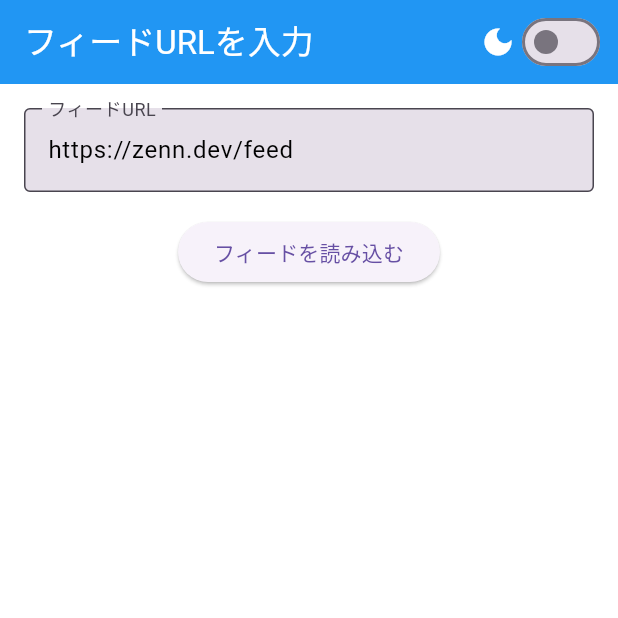
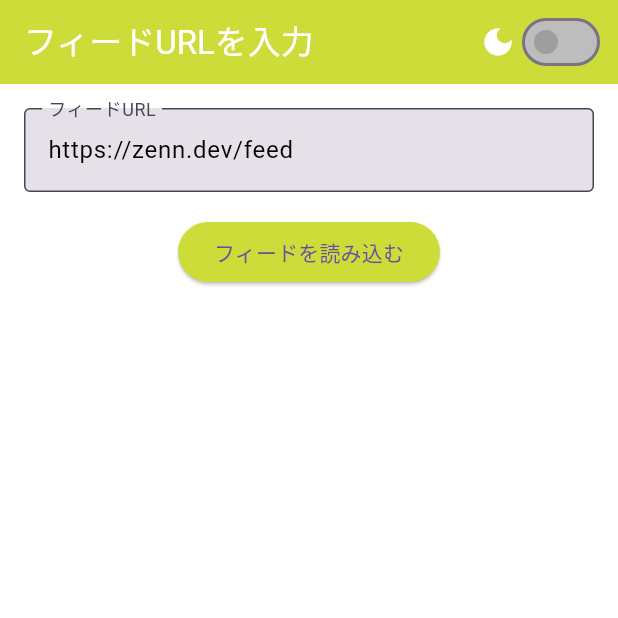
Before and after one commit to On-iR/rss_reader_app, a Flutter app: the screen it shows after launch, on a phone screen of 412 x 824 dp, the top half of it. Run offline on Flutter 3.47's test engine with Material 3 defaults, Android fonts, the phone set to English and light mode, and no system bars; our stand-ins replace cached_network_image; missing offline and left inert: webfeed_plus.

Commit message:
視認性UP

```diff
--- a/lib/main.dart
+++ b/lib/main.dart
@@ -30,23 +30,42 @@ class MyApp extends StatelessWidget {
           return MaterialApp(
             title: 'フィードリーダー',
             theme: ThemeData(
-              primarySwatch: Colors.blue,
+              primarySwatch: Colors.lime, // 基本テーマをライムグリーンに設定
               brightness: Brightness.light,
               appBarTheme: const AppBarTheme(
-                backgroundColor: Colors.blue,
+                backgroundColor: Colors.lime,
                 foregroundColor: Colors.white,
               ),
               scaffoldBackgroundColor: Colors.white,
               cardColor: Colors.white,
+              elevatedButtonTheme: ElevatedButtonThemeData(
+                style: ElevatedButton.styleFrom(
+                  backgroundColor: Colors.lime, // ボタンの色をライムグリーンに設定
+                ),
+              ),
               textTheme: const TextTheme(
                 bodyLarge: TextStyle(color: Colors.black),
                 bodyMedium: TextStyle(color: Colors.black87),
                 labelSmall: TextStyle(color: Colors.grey),
                 labelLarge: TextStyle(color: Colors.white),
               ),
+              switchTheme: SwitchThemeData(
+                thumbColor: MaterialStateProperty.resolveWith<Color>((states) {
+                  if (states.contains(MaterialState.selected)) {
+                    return Colors.white; // 選択時のサムの色（ライトテーマ）
+                  }
+                  return Colors.grey; // 非選択時のサムの色
+                }),
+                trackColor: MaterialStateProperty.resolveWith<Color>((states) {
+                  if (states.contains(MaterialState.selected)) {
+                    return Colors.lime[700]!; // 選択時のトラックの色を濃いライムグリーンに設定
+                  }
+                  return Colors.grey.shade400; // 非選択時のトラックの色
+                }),
+              ),
             ),
             darkTheme: ThemeData(
-              primarySwatch: Colors.blue,
+              primarySwatch: Colors.lime, // ダークテーマでもライムグリーンを使用
               brightness: Brightness.dark,
               appBarTheme: const AppBarTheme(
                 backgroundColor: Colors.black,
@@ -54,11 +73,30 @@ class MyApp extends StatelessWidget {
               ),
               scaffoldBackgroundColor: Colors.grey[900],
               cardColor: Colors.grey[800],
+              elevatedButtonTheme: ElevatedButtonThemeData(
+                style: ElevatedButton.styleFrom(
+                  backgroundColor: Colors.lime, // ボタンの色をライムグリーンに設定
+                ),
+              ),
               textTheme: const TextTheme(
                 bodyLarge: TextStyle(color: Colors.white),
                 bodyMedium: TextStyle(color: Colors.white70),
                 labelSmall: TextStyle(color: Colors.grey),
                 labelLarge: TextStyle(color: Colors.black),
+              ),
+              switchTheme: SwitchThemeData(
+                thumbColor: MaterialStateProperty.resolveWith<Color>((states) {
+                  if (states.contains(MaterialState.selected)) {
+                    return Colors.black; // 選択時のサムの色（ダークテーマ）
+                  }
+                  return Colors.grey; // 非選択時のサムの色
+                }),
+                trackColor: MaterialStateProperty.resolveWith<Color>((states) {
+                  if (states.contains(MaterialState.selected)) {
+                    return Colors.limeAccent; // 選択時のトラックの色をライムアクセントに設定
+                  }
+                  return Colors.grey.shade600; // 非選択時のトラックの色
+                }),
               ),
             ),
             themeMode: themeProvider.themeMode, // 現在のテーマモードを設定
```
Also changed, not shown: lib/pages/feed_list_page.dart (+8 -2 lines).
